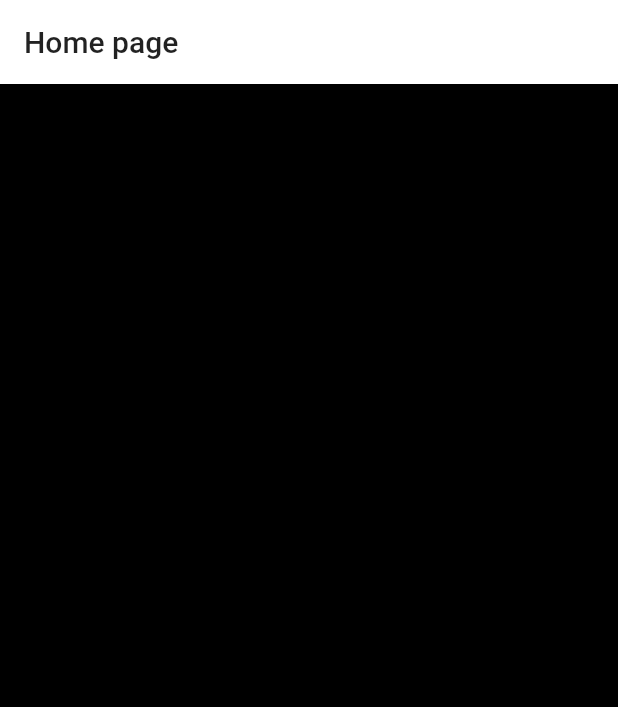
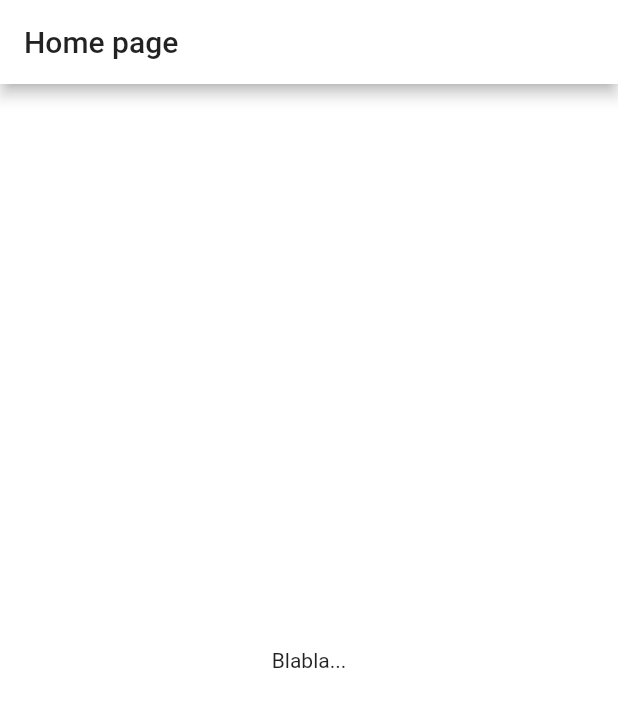
Before and after one commit to LibertT-HEG/todolist, a Flutter app: the screen it shows after launch, on a phone screen of 412 x 824 dp. Shown: the top 707 px of the screen. Run offline on Flutter 3.47's test engine with Material 2 defaults, Android fonts, the phone set to English and light mode, and no system bars.

Commit message:
Better structure files

```diff
--- a/lib/routes.dart
+++ b/lib/routes.dart
@@ -1,9 +1,12 @@
 import 'package:flutter/widgets.dart';
-import 'package:todolist/screens/home.dart';
-// import 'package:todolist/screens/about.dart';
-// import 'package:todolist/screens/list_add.dart';
-// import 'package:todolist/screens/list_details.dart';
+import 'package:todolist/screens/home/home.dart';
+import 'package:todolist/screens/about/about.dart';
+import 'package:todolist/screens/list_view/list_view.dart';
+import 'package:todolist/screens/list_add/list_add.dart';
 
 final Map<String, WidgetBuilder> routes = <String, WidgetBuilder>{
-  "/": (BuildContext context) => MyHomePage(),
+  "/": (BuildContext context) => HomeScreen(),
+  "/ListAdd": (BuildContext context) => ListAddScreen(),
+  "/ListView": (BuildContext context) => ListViewScreen(),
+  "/About": (BuildContext context) => AboutScreen(),
 };
--- /dev/null
+++ b/lib/screens/about/components/body.dart
@@ -0,0 +1,12 @@
+import 'package:flutter/material.dart';
+
+class Body extends StatelessWidget {
+  @override
+  Widget build(BuildContext context) {
+    return Center(
+      child: Text(
+        'Blabla...',
+      ),
+    );
+  }
+}
--- a/lib/screens/home.dart
+++ /dev/null
@@ -1,26 +0,0 @@
-import 'package:flutter/material.dart';
-
-class MyHomePage extends StatefulWidget {
-  @override
-  _MyHomePageState createState() => _MyHomePageState();
-}
-
-class _MyHomePageState extends State<MyHomePage> {
-  @override
-  Widget build(BuildContext context) {
-    return Scaffold(
-      appBar: AppBar(
-        title: Text('Home page'),
-      ),
-      body: Center(
-        child: Column(
-          children: <Widget>[
-            Text(
-              'Blabla...',
-            ),
-          ],
-        ),
-      ),
-    );
-  }
-}
--- /dev/null
+++ b/lib/screens/home/components/body.dart
@@ -0,0 +1,12 @@
+import 'package:flutter/material.dart';
+
+class Body extends StatelessWidget {
+  @override
+  Widget build(BuildContext context) {
+    return Center(
+      child: Text(
+        'Blabla...',
+      ),
+    );
+  }
+}
--- /dev/null
+++ b/lib/screens/home/home.dart
@@ -0,0 +1,19 @@
+import 'package:flutter/material.dart';
+import 'package:todolist/screens/home/components/body.dart';
+
+class HomeScreen extends StatefulWidget {
+  @override
+  _HomeScreenState createState() => _HomeScreenState();
+}
+
+class _HomeScreenState extends State<HomeScreen> {
+  @override
+  Widget build(BuildContext context) {
+    return Scaffold(
+      appBar: AppBar(
+        title: Text('Home page'),
+      ),
+      body: Body(),
+    );
+  }
+}
--- /dev/null
+++ b/lib/screens/list_add/components/body.dart
@@ -0,0 +1,12 @@
+import 'package:flutter/material.dart';
+
+class Body extends StatelessWidget {
+  @override
+  Widget build(BuildContext context) {
+    return Center(
+      child: Text(
+        'Blabla...',
+      ),
+    );
+  }
+}
--- /dev/null
+++ b/lib/screens/list_view/components/body.dart
@@ -0,0 +1,12 @@
+import 'package:flutter/material.dart';
+
+class Body extends StatelessWidget {
+  @override
+  Widget build(BuildContext context) {
+    return Center(
+      child: Text(
+        'Blabla...',
+      ),
+    );
+  }
+}
--- a/lib/theme/style.dart
+++ b/lib/theme/style.dart
@@ -7,7 +7,7 @@ ThemeData appTheme() {
     hintColor: Colors.white,
     dividerColor: Colors.white,
     buttonColor: Colors.white,
-    scaffoldBackgroundColor: Colors.black,
+    scaffoldBackgroundColor: Colors.white,
     canvasColor: Colors.black,
   );
 }
```
Also changed, not shown: lib/screens/about/about.dart (added, +19 -0 lines), lib/screens/list_add/list_add.dart (added, +19 -0 lines), lib/screens/list_view/list_view.dart (added, +19 -0 lines), lib/screens/about.dart (deleted), lib/screens/list_add.dart (deleted), lib/screens/list_details.dart (deleted).
